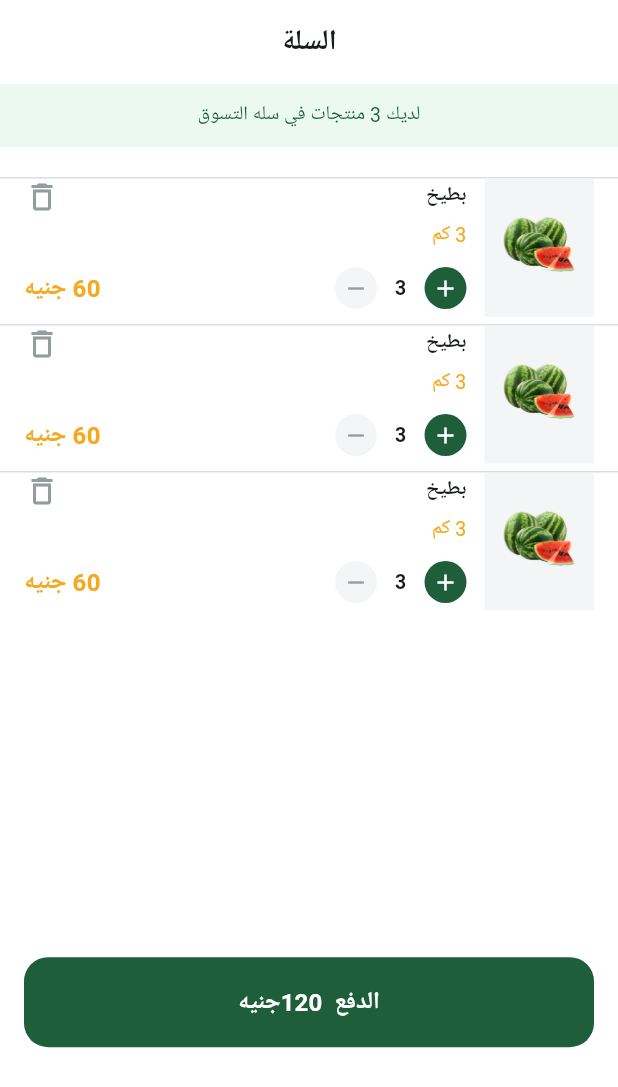
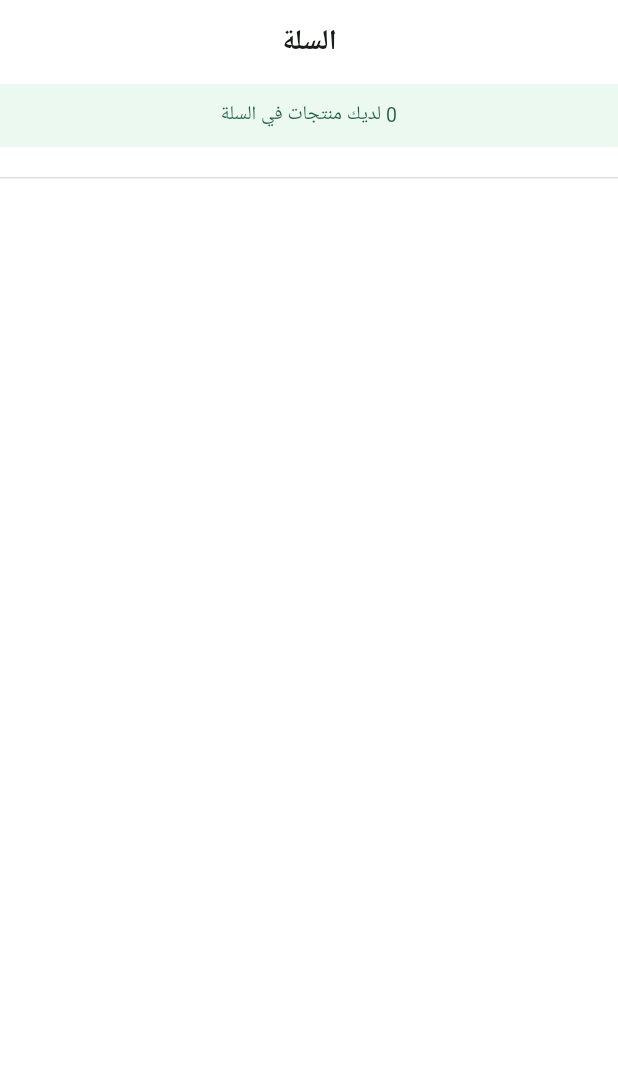
Before and after one commit to A-rosan/FruitsApp, a Flutter app: the CartScreen screen opened directly, on a phone screen of 412 x 824 dp. Shown: the top 1087 px of the screen. Run offline on Flutter 3.47's test engine with Material 3 defaults, Android fonts, the phone set to English and light mode, and no system bars; our stand-ins replace cloud_firestore, dartz, dots_indicator, firebase_auth, firebase_core, firebase_storage and 12 more; missing offline and left inert: flutter_facebook_auth; accounts and stored records are empty; Roboto replaces fonts that are missing (Cairo); project files that could hold a hidden picture were left out.

Commit message:
add to cart

```diff
--- /dev/null
+++ b/lib/features/cart/cubit/states.dart
@@ -0,0 +1,16 @@
+// import 'package:fruits_app/features/cart/domain/entity/cart_entity.dart';
+
+abstract class CartStates {}
+
+class CartInitState extends CartStates {}
+
+class CartLoadingState extends CartStates {}
+
+class AddCartItemState extends CartStates {}
+
+class RemoveCartItemState extends CartStates {}
+
+class CartErrorState extends CartStates {
+  String errorMsg;
+  CartErrorState({required this.errorMsg});
+}
--- /dev/null
+++ b/lib/features/cart/domain/entity/cart_items_entity.dart
@@ -0,0 +1,27 @@
+import '../../../profile/presentation/views/widgets/dash_board/domain/entities/add_product_input_entity.dart';
+
+class CartItemsEntity {
+  final AddProductInputEntity productEntity;
+  int? count;
+
+  CartItemsEntity({
+    required this.productEntity,
+    this.count,
+  });
+
+  num calculateTotalPrice() {
+    return num.parse(productEntity.productPrice!) * count!;
+  }
+
+  num calculateTotalWeight() {
+    return num.parse(productEntity.unitMount!) * count!;
+  }
+
+  incraseCount() {
+    count = count! + 1;
+  }
+
+  decreasCount() {
+    count = count! - 1;
+  }
+}
--- a/lib/features/cart/presentation/views/cart_screen.dart
+++ b/lib/features/cart/presentation/views/cart_screen.dart
@@ -1,11 +1,17 @@
 import 'package:flutter/material.dart';
+import 'package:flutter_bloc/flutter_bloc.dart';
+import 'package:fruits_app/features/cart/cubit/cubit.dart';
+import 'package:fruits_app/features/cart/cubit/states.dart';
+import 'package:fruits_app/features/cart/domain/entity/cart_items_entity.dart';
 import 'package:fruits_app/features/cart/presentation/views/widgets/cart_body.dart';
 
 import '../../../../core/widgets/custom_app_bar.dart';
 
 class CartScreen extends StatelessWidget {
-  const CartScreen({super.key});
-
+  const CartScreen({
+    super.key,
+  });
+  // final List<CartEntity> cartList;
   @override
   Widget build(BuildContext context) {
     return Scaffold(
@@ -14,7 +20,14 @@ class CartScreen extends StatelessWidget {
         title: 'السلة',
         isLeading: true,
       ),
-      body: CartBody(),
+      body: BlocBuilder<CartCubit, CartStates>(
+        builder: (context, state) {
+          var cubit = CartCubit.get(context);
+          return CartBody(
+            cartItems: cubit.cartEntity.cartItems!,
+          );
+        },
+      ),
       // floatingActionButtonLocation: FloatingActionButtonLocation.center,
     );
   }
--- a/lib/features/cart/presentation/views/widgets/cart_body.dart
+++ b/lib/features/cart/presentation/views/widgets/cart_body.dart
@@ -1,19 +1,30 @@
 import 'package:flutter/material.dart';
 import 'package:flutter/widgets.dart';
+import 'package:flutter_bloc/flutter_bloc.dart';
 import 'package:fruits_app/core/utils/app_constant.dart';
 import 'package:fruits_app/core/utils/app_text_style.dart';
 import 'package:fruits_app/core/widgets/costum_divider.dart';
 import 'package:fruits_app/core/widgets/custom_button.dart';
+import 'package:fruits_app/features/cart/cubit/cubit.dart';
+import 'package:fruits_app/features/cart/domain/entity/cart_items_entity.dart';
 import 'package:gap/gap.dart';
 
 import '../../../../../core/utils/app_colors.dart';
+import '../../../cubit/states.dart';
 import 'cart_widget_build.dart';
 
 class CartBody extends StatelessWidget {
-  const CartBody({super.key});
+  const CartBody({
+    super.key,
+    required this.cartItems,
+  });
+  final List<CartItemsEntity> cartItems;
 
   @override
   Widget build(BuildContext context) {
+    return BlocBuilder<CartCubit, CartStates>(
+      builder: (context, state) {
+        var cubit = CartCubit.get(context);
         return Column(
           children: [
             Container(
@@ -27,7 +38,7 @@ class CartBody extends StatelessWidget {
               ),
               child: Center(
                 child: Text(
-              "لديك 3 منتجات في سله التسوق",
+                  "${cartItems.length} لديك منتجات في السلة",
                   style: AppTextStyle.regular13
                       .copyWith(color: AppColors.primaryColor),
                 ),
@@ -39,21 +50,29 @@ class CartBody extends StatelessWidget {
               height: MediaQuery.of(context).size.height * 0.63,
               child: ListView.separated(
                 itemBuilder: (context, index) {
-              return CartWidgetBuild();
+                  return CartWidgetBuild(
+                    cartItemEntity: cartItems[index],
+                  );
                 },
-            itemCount: 3,
+                itemCount: cartItems.length,
                 separatorBuilder: (context, index) => CustomDivider(),
               ),
             ),
             // Gap(5),
-        Padding(
-          padding: const EdgeInsets.symmetric(horizontal: hrAppPadding),
+            cartItems.isEmpty
+                ? SizedBox.shrink()
+                : Padding(
+                    padding:
+                        const EdgeInsets.symmetric(horizontal: hrAppPadding),
                     child: CustomButton(
                       onPressed: () {},
-            buttonText: "الدفع  120جنيه",
+                      buttonText:
+                          "${cubit.cartEntity.calculateTotalPrice()} دولار",
                     ),
                   )
           ],
         );
+      },
+    );
   }
 }
--- a/lib/features/home/cubit/cubit.dart
+++ b/lib/features/home/cubit/cubit.dart
@@ -2,6 +2,7 @@ import 'package:flutter/material.dart';
 import 'package:flutter_bloc/flutter_bloc.dart';
 
 // import '../../best_selling/presentation/views/best_selling_screen.dart';
+import '../../cart/domain/entity/cart_items_entity.dart';
 import '../../cart/presentation/views/cart_screen.dart';
 import '../../products/presentation/views/products_screen.dart';
 import '../../profile/presentation/views/profile_screen.dart';
```
Also changed, not shown: lib/features/cart/cubit/cubit.dart (added, +34 -0 lines), lib/features/cart/domain/entity/cart_entity.dart (+42 -7 lines), lib/features/cart/presentation/views/widgets/cart_widget_build.dart (+37 -12 lines), lib/features/home/presentation/views/main_screen.dart (+31 -3 lines), lib/features/home/presentation/views/widgets/items_build.dart (+13 -1 lines). Lines whose indentation alone changed are shown as unchanged.
